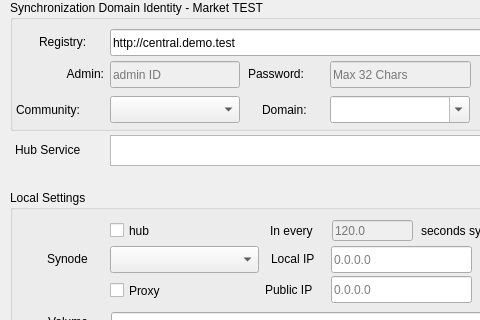
Qt form synode.py/src/synodepy3/form.ui (odys-z/semantic-jserv) before a commit; both pictures show x 0 to 480 and y 0 to 320 of the 960 by 447 pixel window.
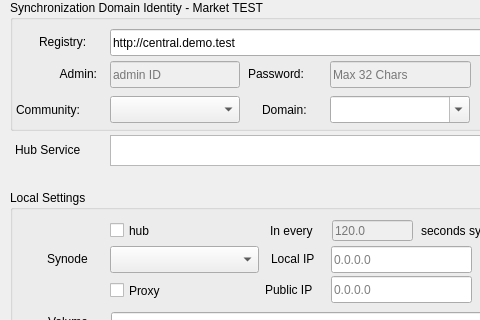
The same form after that commit. Icons and pictures are not drawn.

The edit to the form file:
```diff
--- a/synode.py/src/synodepy3/form.ui
+++ b/synode.py/src/synodepy3/form.ui
@@ -131,9 +131,9 @@
     <widget class="QLabel" name="lbAdminId">
      <property name="geometry">
       <rect>
-       <x>23</x>
+       <x>13</x>
        <y>64</y>
-       <width>71</width>
+       <width>74</width>
        <height>20</height>
       </rect>
      </property>
```
Left out of the diff: 8 changed lines with no effect on the pictures.
